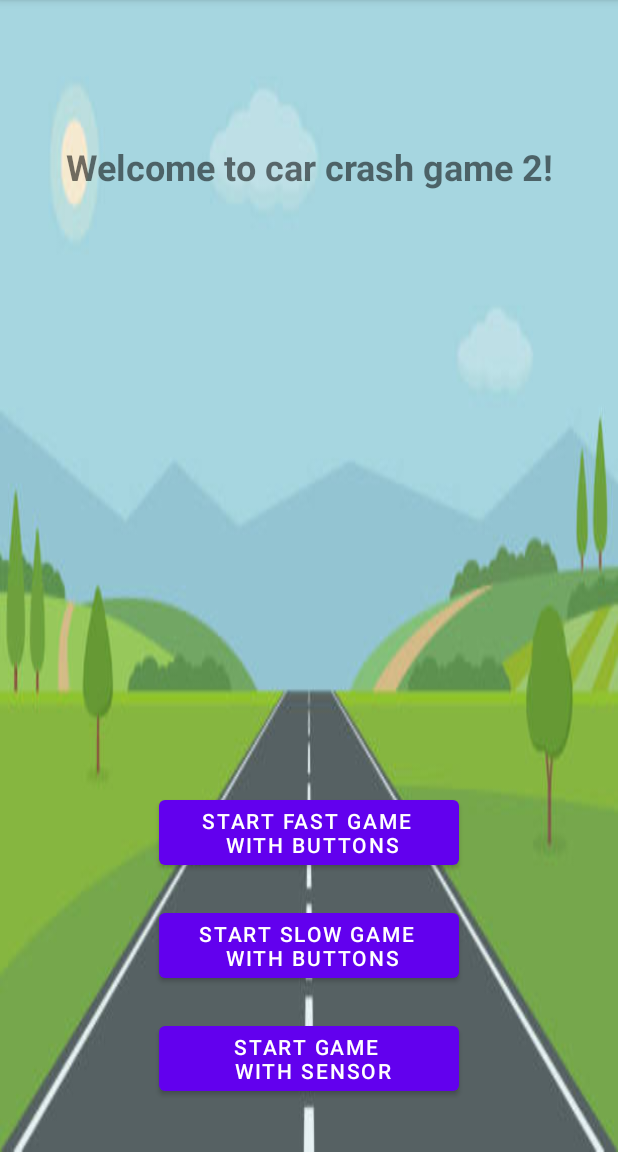
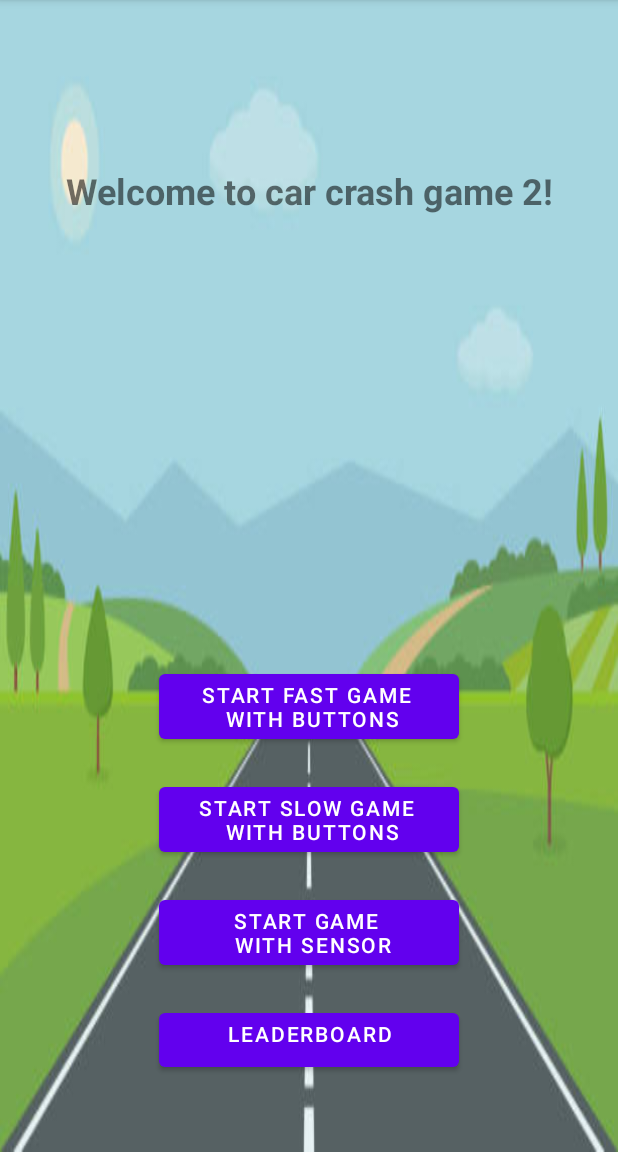
Before and after one commit to Tomer258/CarCrashCourseHw2, an Android app: the screen it shows after launch (MainActivity), on a phone screen of 412 x 824 dp, the part 84-1236 px from its top. Run offline under Robolectric (Android 15) with nearby library versions, the phone set to English and light mode, and no system bars; libraries missing offline, so code that uses them is left out: com.paz.prefy_lib; 1 statement that could not run was skipped.

Commit message:
changed bunch of stuff

```diff
--- a/app/build.gradle
+++ b/app/build.gradle
@@ -36,4 +36,6 @@ dependencies {
     testImplementation 'junit:junit:4.13.2'
     androidTestImplementation 'androidx.test.ext:junit:1.1.5'
     androidTestImplementation 'androidx.test.espresso:espresso-core:3.5.1'
+    implementation 'com.google.code.gson:gson:2.10.1'
+    implementation 'com.github.paz-lavi:Prefy:1.0.4'
 }
--- a/app/src/main/AndroidManifest.xml
+++ b/app/src/main/AndroidManifest.xml
@@ -3,8 +3,12 @@
     xmlns:tools="http://schemas.android.com/tools" >
 
     <uses-permission android:name="android.permission.VIBRATE" />
+    <uses-permission android:name="android.permission.INTERNET"/>
+    <uses-permission android:name="android.permission.ACCESS_COARSE_LOCATION"/>
+    <uses-permission android:name="android.permission.ACCESS_FINE_LOCATION"/>
 
     <application
+        android:name=".App"
         android:allowBackup="true"
         android:dataExtractionRules="@xml/data_extraction_rules"
         android:fullBackupContent="@xml/backup_rules"
--- /dev/null
+++ b/app/src/main/java/com/example/carcrashcoursehw2/App.java
@@ -0,0 +1,20 @@
+package com.example.carcrashcoursehw2;
+
+import android.app.Application;
+
+import com.example.carcrashcoursehw2.Utilities.sharedPref;
+import com.example.carcrashcoursehw2.Utilities.SignalGenerator;
+import com.paz.prefy_lib.Prefy;
+
+
+public class App extends Application {
+
+    @Override
+    public void onCreate() {
+        super.onCreate();
+
+        sharedPref.init(this);
+        SignalGenerator.init(this);
+        Prefy.init(this,false);
+    }
+}
--- a/app/src/main/java/com/example/carcrashcoursehw2/MainActivity.java
+++ b/app/src/main/java/com/example/carcrashcoursehw2/MainActivity.java
@@ -11,7 +11,7 @@ public class MainActivity extends AppCompatActivity {
     protected void onCreate(Bundle savedInstanceState) {
         super.onCreate(savedInstanceState);
         setContentView(R.layout.activity_main);
-        Button startFastGameBTN,startSlowGameBTN,startGameSensor;
+        Button startFastGameBTN,startSlowGameBTN,startGameSensor,leaderBoard;
 
 
 
@@ -42,6 +42,13 @@ public class MainActivity extends AppCompatActivity {
             startActivity(intent);
             finish();
         });
+
+        leaderBoard=findViewById(R.id.main_BTN_leadBoard);
+        leaderBoard.setOnClickListener(view -> {
+            Intent intent=new Intent(MainActivity.this,GameEnd.class);
+            startActivity(intent);
+            finish();
+        });
     }
 
 }
--- /dev/null
+++ b/app/src/main/java/com/example/carcrashcoursehw2/Utilities/SignalGenerator.java
@@ -0,0 +1,44 @@
+package com.example.carcrashcoursehw2.Utilities;
+
+import android.content.Context;
+import android.os.Build;
+import android.os.VibrationEffect;
+import android.os.Vibrator;
+import android.widget.Toast;
+
+public class SignalGenerator {
+
+    private static SignalGenerator instance = null;
+    private Context context;
+    private static Vibrator vibrator;
+
+    private SignalGenerator(Context context) {
+        this.context = context;
+    }
+
+    public static void init(Context context) {
+        if (instance == null) {
+            instance = new SignalGenerator(context);
+            vibrator = (Vibrator) context.getSystemService(Context.VIBRATOR_SERVICE);
+        }
+    }
+
+    public static SignalGenerator getInstance() {
+        return instance;
+    }
+
+    public void toast(String text, int length) {
+        Toast
+                .makeText(context, text, length)
+                .show();
+    }
+
+    public void vibrate(long length){
+        if (Build.VERSION.SDK_INT >= Build.VERSION_CODES.O) {
+            vibrator.vibrate(VibrationEffect.createOneShot(length, VibrationEffect.DEFAULT_AMPLITUDE));
+        } else {
+            //deprecated in API 26
+            vibrator.vibrate(length);
+        }
+    }
+}
--- /dev/null
+++ b/app/src/main/java/com/example/carcrashcoursehw2/Utilities/sharedPref.java
@@ -0,0 +1,46 @@
+package com.example.carcrashcoursehw2.Utilities;
+
+import android.content.Context;
+import android.content.SharedPreferences;
+
+public class sharedPref {
+    private static final String DB_FILE = "DB_FILE";
+
+    private static sharedPref instance = null;
+    private SharedPreferences sharedPreferences;
+
+    private sharedPref(Context context) {
+        sharedPreferences = context.getSharedPreferences(DB_FILE, Context.MODE_PRIVATE);
+    }
+
+    public static void init(Context context){
+        if (instance == null){
+            instance = new sharedPref(context);
+        }
+    }
+
+    public static sharedPref getInstance() {
+        return instance;
+    }
+
+    public String getString(String key, String value) {
+
+        return sharedPreferences.getString(key, value);
+    }
+
+    public void putString(String key, String value) {
+        SharedPreferences.Editor editor = sharedPreferences.edit();
+        editor.putString(key, value);
+        editor.apply();
+    }
+
+    public int getInt(String key, int value) {
+        return sharedPreferences.getInt(key, value);
+    }
+
+    public void putInt(String key, int value) {
+        SharedPreferences.Editor editor = sharedPreferences.edit();
+        editor.putInt(key, value);
+        editor.apply();
+    }
+}
--- a/app/src/main/res/layout/activity_main.xml
+++ b/app/src/main/res/layout/activity_main.xml
@@ -22,7 +22,7 @@
         android:id="@+id/startGameWithButtonsFast"
         android:layout_width="200dp"
         android:layout_height="wrap_content"
-        android:layout_marginTop="400dp"
+        android:layout_marginTop="300dp"
         android:gravity="center_horizontal"
         android:text="Start Fast Game \n With buttons"
         />
@@ -43,4 +43,13 @@
         android:text="Start Game \n With Sensor"
         />
 
+    <com.google.android.material.button.MaterialButton
+        android:id="@+id/main_BTN_leadBoard"
+        android:layout_width="200dp"
+        android:layout_height="wrap_content"
+        android:layout_marginTop="20dp"
+        android:gravity="center_horizontal"
+        android:text="leaderBoard"
+        />
+
 </LinearLayout>
--- a/settings.gradle
+++ b/settings.gradle
@@ -10,6 +10,7 @@ dependencyResolutionManagement {
     repositories {
         google()
         mavenCentral()
+        maven { url 'https://jitpack.io' }
     }
 }
 rootProject.name = "CarCrashCourseHw2"
```
Also changed, not shown: app/src/main/java/com/example/carcrashcoursehw2/Fragments/TableFragment.java (+9 -1 lines), app/src/main/java/com/example/carcrashcoursehw2/RecyclerView/ScoreList.java (added, +19 -0 lines), app/src/main/java/com/example/carcrashcoursehw2/RecyclerView/ScoreModel.java (+17 -8 lines), app/src/main/java/com/example/carcrashcoursehw2/RecyclerView/Score_RecyclerViewAdapter.java (+14 -4 lines), app/src/main/java/com/example/carcrashcoursehw2/logic/gameManager.java (+22 -1 lines), app/src/main/res/layout/rv_item.xml (+28 -2 lines).
